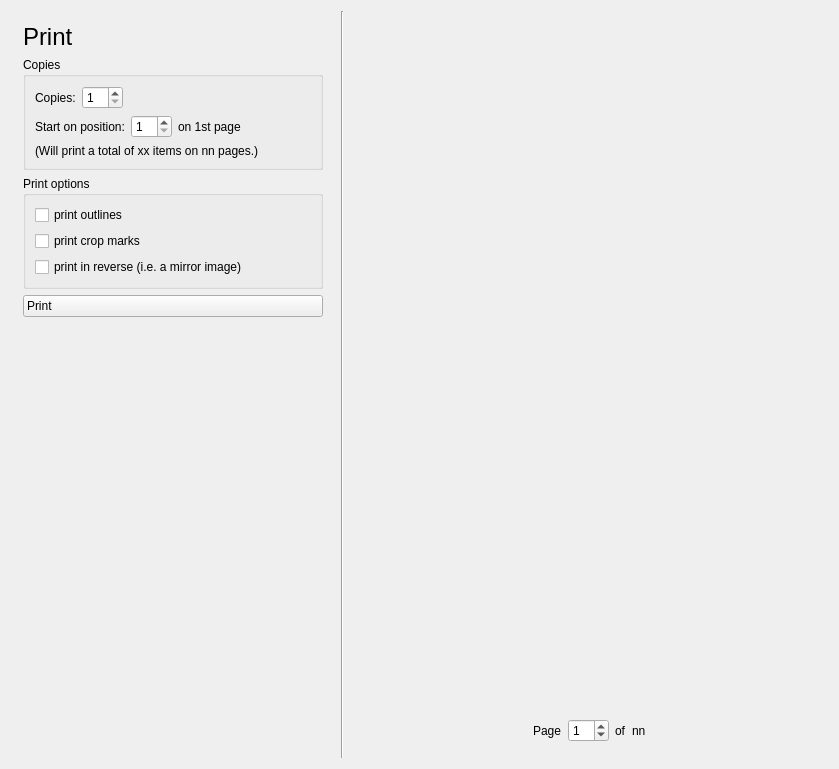
Old version of the form glabels/ui/PrintView.ui in the repository jimevins/glabels-qt.
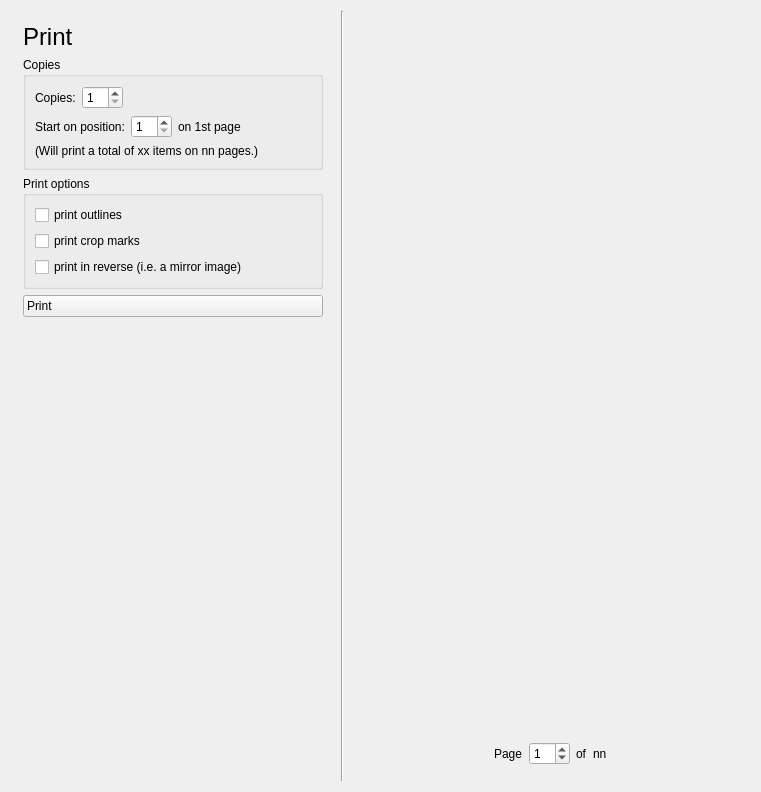
New version of the form. Icons and pictures are not drawn. Custom widgets are drawn as their Qt base class.

Commit message:
Less fragile layouts for PrintView and PropertiesView (#15)
Be more resilient to the size of labels changing when applying translations.
Also probably more resilient to changes due to themes.

The edit to the form file:
```diff
--- a/glabels/ui/PrintView.ui
+++ b/glabels/ui/PrintView.ui
@@ -6,8 +6,8 @@
    <rect>
     <x>0</x>
     <y>0</y>
-    <width>839</width>
-    <height>769</height>
+    <width>759</width>
+    <height>792</height>
    </rect>
   </property>
   <property name="sizePolicy">
@@ -19,92 +19,8 @@
   <property name="windowTitle">
    <string>Form</string>
   </property>
-  <layout class="QGridLayout" name="gridLayout">
-   <item row="0" column="2">
-    <layout class="QVBoxLayout" name="verticalLayout_3">
-     <property name="sizeConstraint">
-      <enum>QLayout::SetDefaultConstraint</enum>
-     </property>
-     <item>
-      <widget class="glabels::Preview" name="preview" native="true">
-       <property name="sizePolicy">
-        <sizepolicy hsizetype="Expanding" vsizetype="Expanding">
-         <horstretch>0</horstretch>
-         <verstretch>0</verstretch>
-        </sizepolicy>
-       </property>
-       <property name="minimumSize">
-        <size>
-         <width>400</width>
-         <height>520</height>
-        </size>
-       </property>
-      </widget>
-     </item>
-     <item>
-      <layout class="QHBoxLayout" name="horizontalLayout_6">
-       <property name="bottomMargin">
-        <number>16</number>
-       </property>
-       <item>
-        <spacer name="horizontalSpacer_8">
-         <property name="orientation">
-          <enum>Qt::Horizontal</enum>
-         </property>
-         <property name="sizeHint" stdset="0">
-          <size>
-           <width>40</width>
-           <height>20</height>
-          </size>
-         </property>
-        </spacer>
-       </item>
-       <item>
-        <widget class="QLabel" name="label_5">
-         <property name="text">
-          <string>Page</string>
-         </property>
-        </widget>
-       </item>
-       <item>
-        <widget class="QSpinBox" name="pageSpin">
-         <property name="value">
-          <number>1</number>
-         </property>
-        </widget>
-       </item>
-       <item>
-        <widget class="QLabel" name="label_6">
-         <property name="text">
-          <string>of</string>
-         </property>
-        </widget>
-       </item>
-       <item>
-        <widget class="QLabel" name="nPagesLabel">
-         <property name="text">
-          <string>nn</string>
-         </property>
-        </widget>
-       </item>
-       <item>
-        <spacer name="horizontalSpacer_9">
-         <property name="orientation">
-          <enum>Qt::Horizontal</enum>
-         </property>
-         <property name="sizeHint" stdset="0">
-          <size>
-           <width>40</width>
-           <height>20</height>
-          </size>
-         </property>
-        </spacer>
-       </item>
-      </layout>
-     </item>
-    </layout>
-   </item>
-   <item row="0" column="0">
+  <layout class="QHBoxLayout" name="horizontalLayout" stretch="0,0,1">
+   <item>
     <layout class="QVBoxLayout" name="verticalLayout_2">
      <property name="sizeConstraint">
       <enum>QLayout::SetDefaultConstraint</enum>
@@ -318,13 +234,97 @@
      </item>
     </layout>
    </item>
-   <item row="0" column="1">
+   <item>
     <widget class="Line" name="line">
      <property name="orientation">
       <enum>Qt::Vertical</enum>
      </property>
     </widget>
    </item>
+   <item>
+    <layout class="QVBoxLayout" name="verticalLayout_3">
+     <property name="sizeConstraint">
+      <enum>QLayout::SetDefaultConstraint</enum>
+     </property>
+     <item>
+      <widget class="glabels::Preview" name="preview" native="true">
+       <property name="sizePolicy">
+        <sizepolicy hsizetype="Expanding" vsizetype="Expanding">
+         <horstretch>0</horstretch>
+         <verstretch>0</verstretch>
+        </sizepolicy>
+       </property>
+       <property name="minimumSize">
+        <size>
+         <width>400</width>
+         <height>520</height>
+        </size>
+       </property>
+      </widget>
+     </item>
+     <item>
+      <layout class="QHBoxLayout" name="horizontalLayout_6">
+       <property name="bottomMargin">
+        <number>16</number>
+       </property>
+       <item>
+        <spacer name="horizontalSpacer_8">
+         <property name="orientation">
+          <enum>Qt::Horizontal</enum>
+         </property>
+         <property name="sizeHint" stdset="0">
+          <size>
+           <width>40</width>
+           <height>20</height>
+          </size>
+         </property>
+        </spacer>
+       </item>
+       <item>
+        <widget class="QLabel" name="label_5">
+         <property name="text">
+          <string>Page</string>
+         </property>
+        </widget>
+       </item>
+       <item>
+        <widget class="QSpinBox" name="pageSpin">
+         <property name="value">
+          <number>1</number>
+         </property>
+        </widget>
+       </item>
+       <item>
+        <widget class="QLabel" name="label_6">
+         <property name="text">
+          <string>of</string>
+         </property>
+        </widget>
+       </item>
+       <item>
+        <widget class="QLabel" name="nPagesLabel">
+         <property name="text">
+          <string>nn</string>
+         </property>
+        </widget>
+       </item>
+       <item>
+        <spacer name="horizontalSpacer_9">
+         <property name="orientation">
+          <enum>Qt::Horizontal</enum>
+         </property>
+         <property name="sizeHint" stdset="0">
+          <size>
+           <width>40</width>
+           <height>20</height>
+          </size>
+         </property>
+        </spacer>
+       </item>
+      </layout>
+     </item>
+    </layout>
+   </item>
   </layout>
  </widget>
  <customwidgets>
```
Left out of the diff: 85 changed lines with no effect on the pictures. The commit also changes 39 other files.
